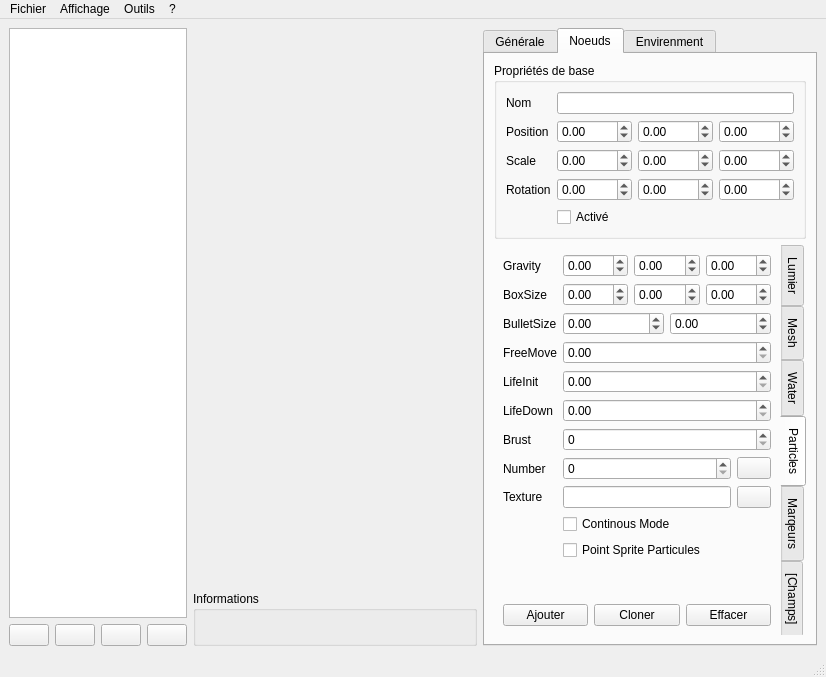
The window that sources/interface.ui (b4n92uid/theball-editor) describes before a commit, drawn with Qt 5.
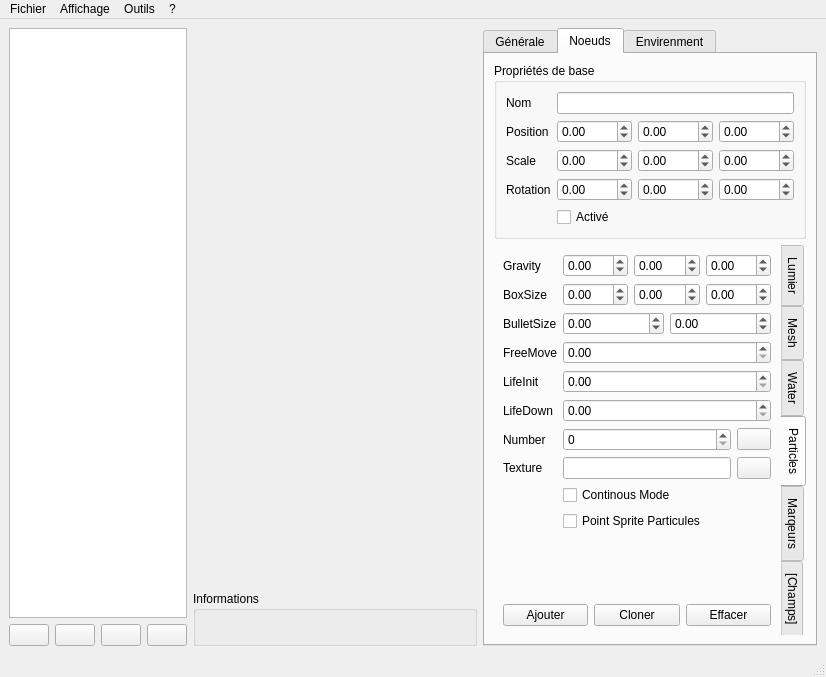
The same window after the commit. The open tabs and pages were chosen to show the change. Icons and pictures are not drawn. Custom widgets are drawn as their Qt base class.

Commit message: 3 Changes... Add: QSignalBlocker class Fix: Scene ambiant set on startup Fix: Remove brust count field from Particles

Patch:
```diff
--- a/sources/interface.ui
+++ b/sources/interface.ui
@@ -1148,14 +1148,14 @@
                  </property>
                 </widget>
                </item>
-               <item row="8" column="0">
+               <item row="7" column="0">
                 <widget class="QLabel" name="label_25">
                  <property name="text">
                   <string>Number</string>
                  </property>
                 </widget>
                </item>
-               <item row="8" column="1">
+               <item row="7" column="1">
                 <layout class="QHBoxLayout" name="horizontalLayout" stretch="5,1">
                  <item>
                   <widget class="QSpinBox" name="node_particles_number">
@@ -1183,14 +1183,14 @@
                  </item>
                 </layout>
                </item>
-               <item row="9" column="0">
+               <item row="8" column="0">
                 <widget class="QLabel" name="label_26">
                  <property name="text">
                   <string>Texture</string>
                  </property>
                 </widget>
                </item>
-               <item row="9" column="1">
+               <item row="8" column="1">
                 <layout class="QHBoxLayout" name="horizontalLayout_23" stretch="5,1">
                  <item>
                   <widget class="QLineEdit" name="node_particles_texture"/>
@@ -1214,30 +1214,20 @@
                  </item>
                 </layout>
                </item>
-               <item row="10" column="1">
+               <item row="9" column="1">
                 <widget class="QCheckBox" name="node_particles_continousmode">
                  <property name="text">
                   <string>Continous Mode</string>
                  </property>
                 </widget>
                </item>
-               <item row="11" column="1">
+               <item row="10" column="1">
                 <widget class="QCheckBox" name="node_particles_pointsprite">
                  <property name="text">
                   <string>Point Sprite Particules</string>
                  </property>
                 </widget>
                </item>
-               <item row="7" column="1">
-                <widget class="QSpinBox" name="node_particles_brust"/>
-               </item>
-               <item row="7" column="0">
-                <widget class="QLabel" name="label_38">
-                 <property name="text">
-                  <string>Brust</string>
-                 </property>
-                </widget>
-               </item>
               </layout>
              </widget>
             </item>
```
The commit also changes 7 other files.
